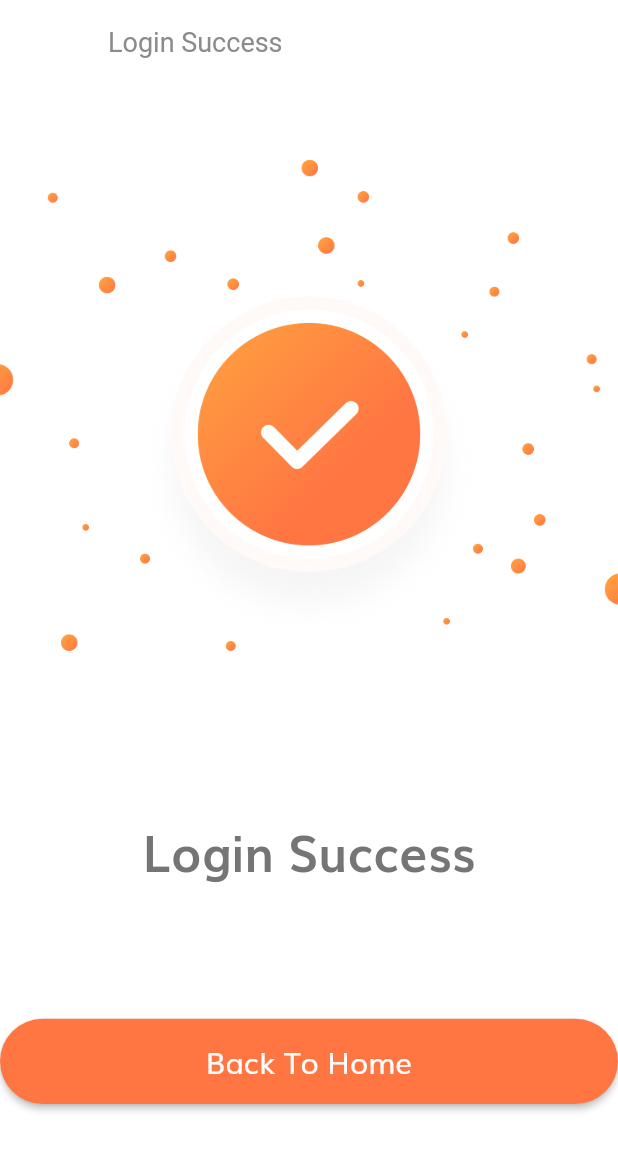
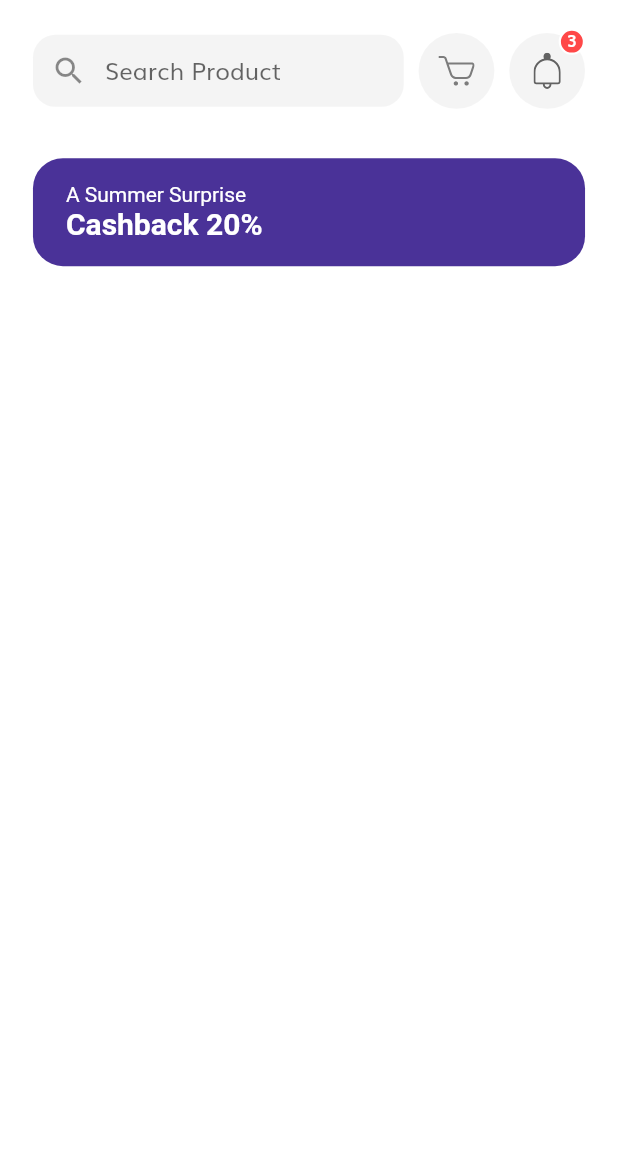
Before and after one commit to azcodia/PandaFood, a Flutter app: the LoginSuccessScreen screen opened by its route, after a tap on "Back To Home", on a phone screen of 412 x 824 dp. Shown: the top 1151 px of the screen. Run offline on Flutter 3.47's test engine with Material 2 defaults, Android fonts, the phone set to English and light mode, and no system bars; our stand-ins replace flutter_svg.

Commit message:
On Proccess Home Screen

```diff
--- /dev/null
+++ b/lib/Screens/Home/Components/body.dart
@@ -0,0 +1,33 @@
+import 'package:flutter/material.dart';
+import 'package:flutter_svg/flutter_svg.dart';
+import 'package:shop_app/Screens/Home/Components/discount_banner.dart';
+import 'package:shop_app/Screens/Home/Components/search_field.dart';
+import 'package:shop_app/constants.dart';
+import 'package:shop_app/size_config.dart';
+
+import 'home_header.dart';
+import 'icon_btn_with_counter.dart';
+
+
+class Body extends StatelessWidget {
+  const Body({ Key? key }) : super(key: key);
+
+  @override
+  Widget build(BuildContext context) {
+    return SafeArea(
+      child: SingleChildScrollView(
+        child: Column(
+          children: [
+            SizedBox(height: getProportionateScreenWidth(20)),
+            HomeHeader(),
+            SizedBox(height: getProportionateScreenWidth(30)),
+            DoscountBanner(
+              headContent: "A Summer Surprise",
+              content: "Cashback 20%",
+            )
+          ],
+        ),
+      )
+    );
+  }
+}
--- /dev/null
+++ b/lib/Screens/Home/Components/discount_banner.dart
@@ -0,0 +1,43 @@
+import 'package:flutter/material.dart';
+
+import '../../../size_config.dart';
+
+
+class DoscountBanner extends StatelessWidget {
+  const DoscountBanner({
+    Key? key, required this.headContent, required this.content,
+  }) : super(key: key);
+
+  final String headContent;
+  final String content;
+
+  @override
+  Widget build(BuildContext context) {
+    return Container(
+      margin: EdgeInsets.symmetric(horizontal: getProportionateScreenWidth(20)),
+      padding: EdgeInsets.symmetric(horizontal: getProportionateScreenWidth(20), vertical: getProportionateScreenWidth(15)),
+      width: double.infinity,
+      decoration: BoxDecoration(
+        color: Color(0xFF4a3298),
+        borderRadius: BorderRadius.circular(20)
+      ),
+      child: Text.rich(
+        TextSpan(
+          text: "$headContent\n",
+          style: TextStyle(
+            color: Colors.white
+          ),
+          children: [
+            TextSpan(
+              text: content,
+              style: TextStyle(
+                fontSize: 20,
+                fontWeight: FontWeight.bold
+              )
+            )
+          ],
+        )
+      ),
+    );
+  }
+}
--- /dev/null
+++ b/lib/Screens/Home/Components/home_header.dart
@@ -0,0 +1,34 @@
+import 'package:flutter/material.dart';
+import 'package:shop_app/Screens/Home/Components/search_field.dart';
+
+import '../../../size_config.dart';
+import 'icon_btn_with_counter.dart';
+
+
+class HomeHeader extends StatelessWidget {
+  const HomeHeader({
+    Key? key,
+  }) : super(key: key);
+
+  @override
+  Widget build(BuildContext context) {
+    return Padding(
+      padding: EdgeInsets.symmetric(horizontal: getProportionateScreenWidth(20)),
+      child: Row(
+        mainAxisAlignment: MainAxisAlignment.spaceBetween,
+        children: [
+          SearchField(),
+          IconBtnWithCounter(
+            svgSrc: "assets/icons/Cart Icon.svg",
+            press: () {},
+          ),
+          IconBtnWithCounter(
+            svgSrc: "assets/icons/Bell.svg",
+            numOfItem: 3,
+            press: () {},
+          ),
+        ],
+      ),
+    );
+  }
+}
--- /dev/null
+++ b/lib/Screens/Home/Components/icon_btn_with_counter.dart
@@ -0,0 +1,64 @@
+import 'package:flutter/material.dart';
+import 'package:flutter_svg/svg.dart';
+
+import '../../../constants.dart';
+import '../../../size_config.dart';
+
+
+class IconBtnWithCounter extends StatelessWidget {
+  const IconBtnWithCounter({
+    Key? key, required this.svgSrc, this.numOfItem = 0, required this.press,
+  }) : super(key: key);
+
+  final String svgSrc;
+  final int numOfItem;
+  final GestureTapCallback press;
+
+  @override
+  Widget build(BuildContext context) {
+    return InkWell(
+      onTap: press,
+      borderRadius: BorderRadius.circular(50),
+      child: Stack(
+        overflow: Overflow.visible,
+        children: [
+          Container(
+            padding: EdgeInsets.all(getProportionateScreenWidth(12)),
+            height: getProportionateScreenWidth(46),
+            width: getProportionateScreenWidth(46),
+            decoration: BoxDecoration(
+              color: kSecondaryColor.withOpacity(0.1),
+              shape: BoxShape.circle
+            ),
+            child: SvgPicture.asset(svgSrc),
+          ),
+          if(numOfItem != 0)
+          Positioned(
+            right: 0,
+            top: -3,
+            child: Container(
+              height: getProportionateScreenWidth(16),
+              width: getProportionateScreenWidth(16),
+              decoration: BoxDecoration(
+                color: Color(0xFFFF4848),
+                shape: BoxShape.circle,
+                border: Border.all(width: 1.5, color: Colors.white)
+              ),
+              child: Center(
+                child: Text(
+                  "$numOfItem",
+                  style: TextStyle(
+                    fontSize: getProportionateScreenWidth(10),
+                    height: 1,
+                    color: Colors.white,
+                    fontWeight: FontWeight.w600
+                  ),
+                ),
+              ),
+            ),
+          )
+        ],
+      ),
+    );
+  }
+}
--- /dev/null
+++ b/lib/Screens/Home/Components/search_field.dart
@@ -0,0 +1,38 @@
+import 'package:flutter/material.dart';
+
+import '../../../constants.dart';
+import '../../../size_config.dart';
+
+
+
+class SearchField extends StatelessWidget {
+  const SearchField({
+    Key? key,
+  }) : super(key: key);
+
+  @override
+  Widget build(BuildContext context) {
+    return Container(
+      width: SizeConfig.screenWidth * 0.6,
+      decoration: BoxDecoration(
+        color: kSecondaryColor.withOpacity(0.1),
+        borderRadius: BorderRadius.circular(15),
+      ),
+      child: TextField(
+        onChanged: (value) {
+
+        },
+        decoration: InputDecoration(
+          enabledBorder: InputBorder.none,
+          focusedBorder: InputBorder.none,
+          hintText: "Search Product",
+          prefixIcon: Icon(Icons.search),
+          contentPadding: EdgeInsets.symmetric(
+            horizontal: getProportionateScreenWidth(20),
+            vertical: getProportionateScreenWidth(10)
+          ),
+        ),
+      ),
+    );
+  }
+}
--- /dev/null
+++ b/lib/Screens/Home/home_screen.dart
@@ -0,0 +1,16 @@
+import 'package:flutter/material.dart';
+import 'package:shop_app/Screens/Home/Components/body.dart';
+
+
+class HomeScreen extends StatelessWidget {
+  const HomeScreen({ Key? key }) : super(key: key);
+
+  static String routeName = "/home";
+
+  @override
+  Widget build(BuildContext context) {
+    return Scaffold(
+      body: Body(),
+    );
+  }
+}
--- a/lib/Screens/Login_Success/Components/body.dart
+++ b/lib/Screens/Login_Success/Components/body.dart
@@ -1,5 +1,6 @@
 import 'package:flutter/material.dart';
 import 'package:shop_app/Component/default_button.dart';
+import 'package:shop_app/Screens/Home/home_screen.dart';
 import 'package:shop_app/size_config.dart';
 
 
@@ -27,7 +28,9 @@ class Body extends StatelessWidget {
         SizedBox(
           width: SizeConfig.screenHeight * 0.5,
           child: DefaultButton(
-            text: "Back To Home", onPress: () {}
+            text: "Back To Home", onPress: () {
+              Navigator.pushNamed(context, HomeScreen.routeName);
+            }
           ),
         ),
         Spacer()
--- a/lib/routes.dart
+++ b/lib/routes.dart
@@ -6,6 +6,7 @@ import 'package:shop_app/Screens/Sign_Up/sign_up_screen.dart';
 import 'package:shop_app/Screens/Splash/splash_screen.dart';
 
 import 'Screens/Complete_Profile/complete_profile_screen.dart';
+import 'Screens/Home/home_screen.dart';
 import 'Screens/otp/otp_screen.dart';
 
 final Map<String, WidgetBuilder> routes = {
@@ -16,4 +17,5 @@ final Map<String, WidgetBuilder> routes = {
   SignUpScreen.routeName: (context) => SignUpScreen(),
   CompleteProfileScreen.routeName: (context) => CompleteProfileScreen(),
   OTPScreen.routeName: (context) => OTPScreen(),
+  HomeScreen.routeName: (context) => HomeScreen(),
 };
```
